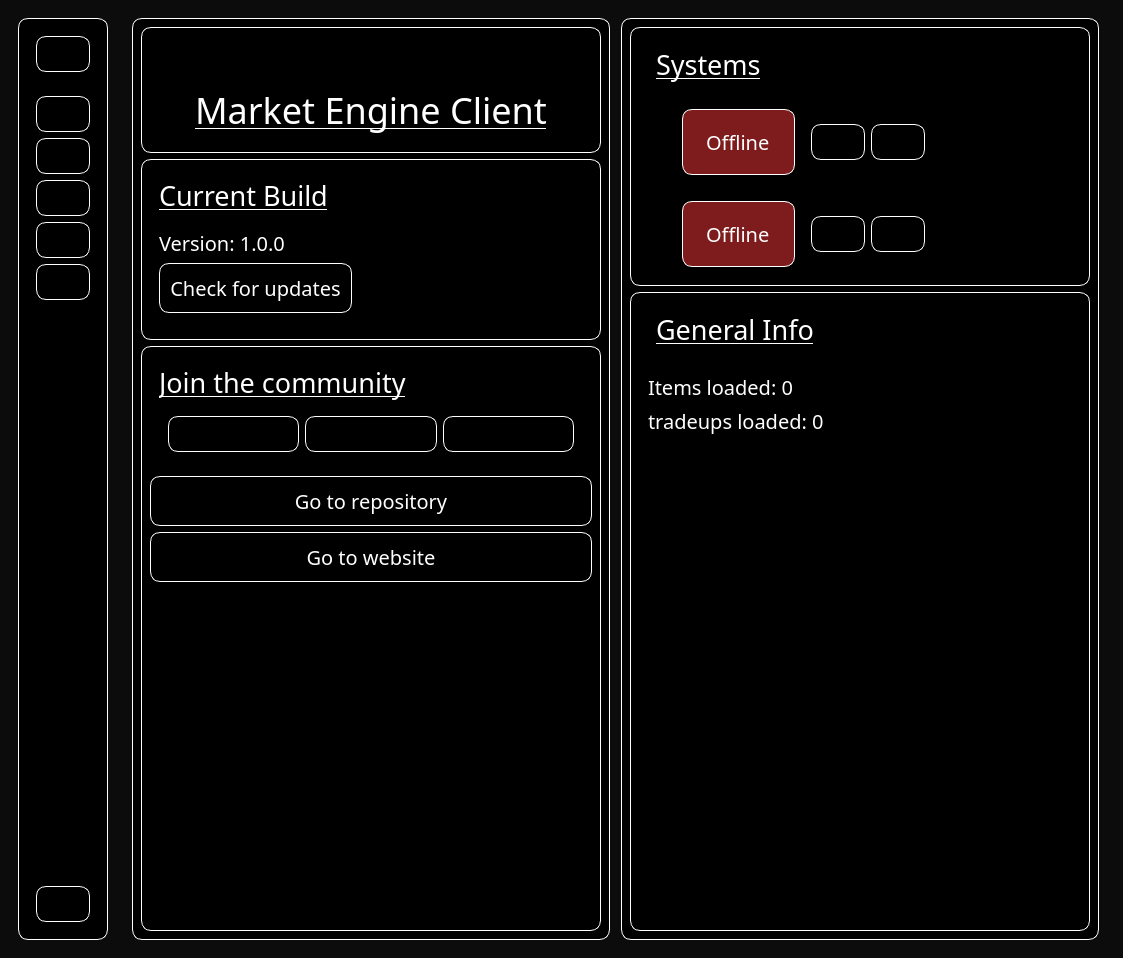
Qt form ui/market_engine_client.ui (1FIL0/Market-Engine-Assets) before a commit.
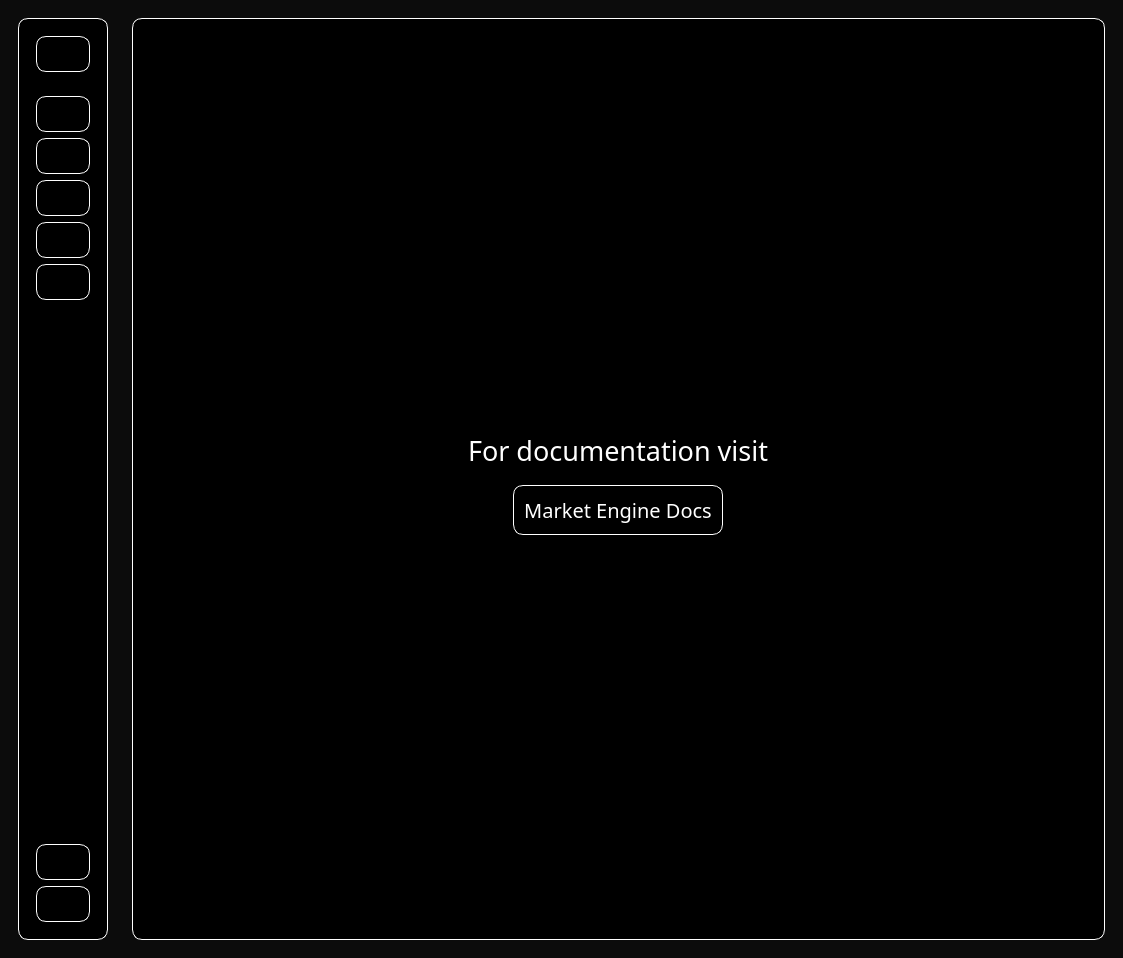
The same form after that commit. The open tabs and pages were chosen to show the change. Icons and pictures are not drawn.

```diff
--- a/ui/market_engine_client.ui
+++ b/ui/market_engine_client.ui
@@ -407,7 +407,24 @@
            </item>
            <item>
             <widget class="QWidget" name="tabButtonsBottom" native="true">
-             <layout class="QVBoxLayout" name="verticalLayout_65">
+             <layout class="QVBoxLayout" name="verticalLayout_22">
+              <item>
+               <widget class="QPushButton" name="buttonTabHelp">
+                <property name="text">
+                 <string/>
+                </property>
+                <property name="icon">
+                 <iconset resource="../qrc/market_engine_icons.qrc">
+                  <normaloff>:/icons/icons_market_engine/help.png</normaloff>:/icons/icons_market_engine/help.png</iconset>
+                </property>
+                <property name="iconSize">
+                 <size>
+                  <width>32</width>
+                  <height>32</height>
+                 </size>
+                </property>
+               </widget>
+              </item>
               <item>
                <widget class="QPushButton" name="buttonTabSettings">
                 <property name="text">
@@ -6290,6 +6307,79 @@
         </item>
        </layout>
       </widget>
+      <widget class="QWidget" name="centralHelp">
+       <layout class="QHBoxLayout" name="horizontalLayout_42">
+        <item>
+         <widget class="QWidget" name="centralHelpCenter" native="true">
+          <property name="styleSheet">
+           <string notr="true"/>
+          </property>
+          <layout class="QVBoxLayout" name="verticalLayout_44">
+           <property name="leftMargin">
+            <number>0</number>
+           </property>
+           <property name="topMargin">
+            <number>0</number>
+           </property>
+           <property name="rightMargin">
+            <number>0</number>
+           </property>
+           <property name="bottomMargin">
+            <number>0</number>
+           </property>
+           <item>
+            <widget class="QWidget" name="helpDocs" native="true">
+             <property name="styleSheet">
+              <string notr="true">#helpDocs{
+	background-color: rgb(0, 0, 0);
+	border: 1px solid white;
+	border-radius: 10px
+}
+</string>
+             </property>
+             <layout class="QVBoxLayout" name="verticalLayout_60">
+              <item alignment="Qt::AlignVCenter">
+               <widget class="QWidget" name="widget_28" native="true">
+                <layout class="QVBoxLayout" name="verticalLayout_61">
+                 <item alignment="Qt::AlignHCenter">
+                  <widget class="QLabel" name="label_32">
+                   <property name="font">
+                    <font>
+                     <family>SystemHud</family>
+                     <pointsize>20</pointsize>
+                     <weight>50</weight>
+                     <bold>false</bold>
+                    </font>
+                   </property>
+                   <property name="text">
+                    <string>For documentation visit</string>
+                   </property>
+                  </widget>
+                 </item>
+                 <item alignment="Qt::AlignHCenter">
+                  <widget class="QPushButton" name="marketEngineDocsButton">
+                   <property name="font">
+                    <font>
+                     <family>SystemHud</family>
+                     <pointsize>15</pointsize>
+                    </font>
+                   </property>
+                   <property name="text">
+                    <string>Market Engine Docs</string>
+                   </property>
+                  </widget>
+                 </item>
+                </layout>
+               </widget>
+              </item>
+             </layout>
+            </widget>
+           </item>
+          </layout>
+         </widget>
+        </item>
+       </layout>
+      </widget>
      </widget>
     </item>
    </layout>
```
Left out of the diff: 30 changed lines with no effect on the pictures.
